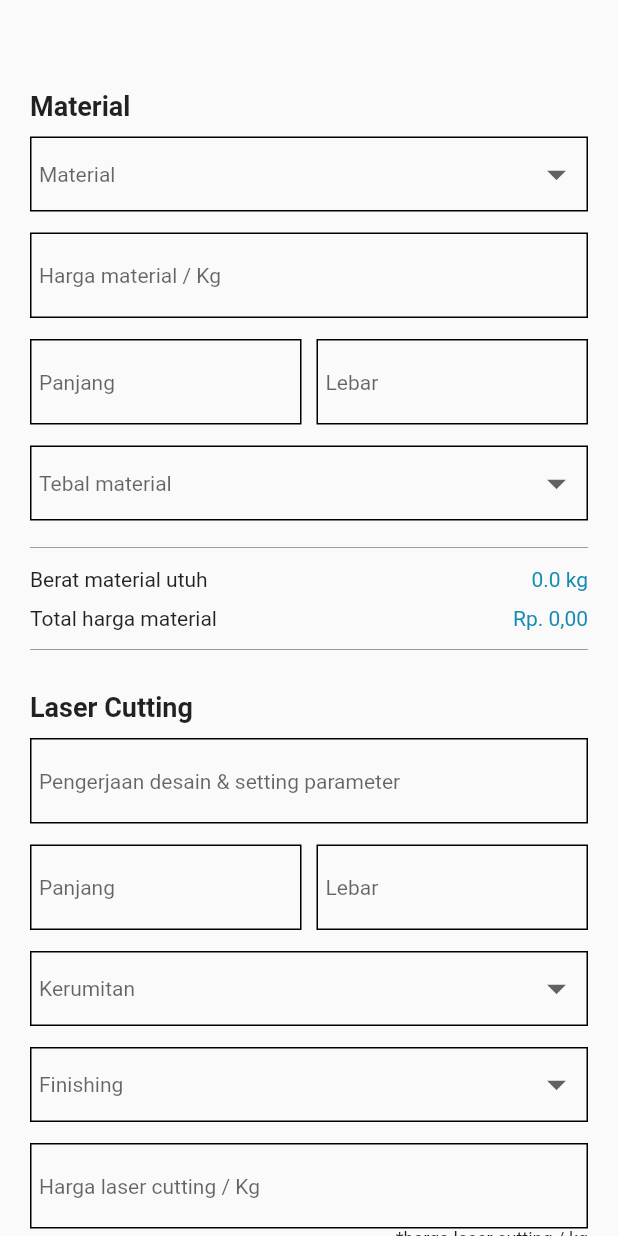
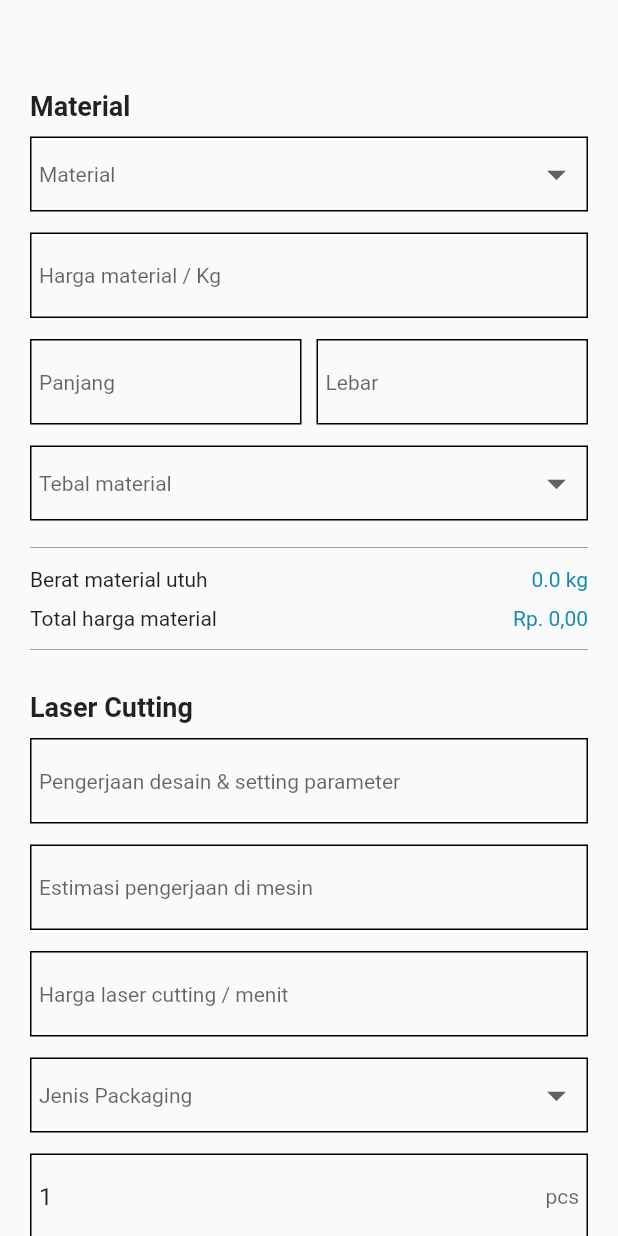
Before and after one commit to agdakapareski/kalkulator-laser-cutting, a Flutter app: the screen it shows after launch, on a phone screen of 412 x 824 dp. Run offline on Flutter 3.47's test engine with Material 2 defaults, Android fonts, the phone set to English and light mode, and no system bars; our stand-ins replace fluttertoast.

Commit message:
major changes format

```diff
--- a/lib/data.dart
+++ b/lib/data.dart
@@ -5,6 +5,9 @@ TextEditingController lebarController = TextEditingController();
 
 TextEditingController panjangLaserCuttingController = TextEditingController();
 TextEditingController lebarLaserCuttingController = TextEditingController();
+
+TextEditingController estimasiPengerjaanMesinController =
+    TextEditingController();
 
 TextEditingController jumlahController = TextEditingController(text: '1');
 TextEditingController hargaMaterialController = TextEditingController();
@@ -114,49 +117,17 @@ double rumusHargaMaterial(double berat, String inputHarga) {
 }
 
 double rumusHargaJasaLaserCutting(
-  double berat,
+  double estimasi,
   double desain,
-  String hargaPerKilo,
-  String kerumitan,
-  String finishing,
+  String hargaPerMenit,
+  String packaging,
+  double panjang,
 ) {
   double harga = 0;
-  double nilaiKerumitan = 0;
-  double hargaFinishing = 0;
 
-  switch (kerumitan) {
-    case 'low':
-      nilaiKerumitan = 1.3;
-      break;
-    case 'medium':
-      nilaiKerumitan = 1.6;
-      break;
-    case 'high':
-      nilaiKerumitan = 2.2;
-      break;
-    default:
-      nilaiKerumitan = 0;
-      break;
-  }
-
-  switch (finishing) {
-    case 'cat':
-      hargaFinishing = 8000;
-      break;
-    case 'cat 2 warna':
-      hargaFinishing = 16000;
-      break;
-    case 'polish':
-      hargaFinishing = 2000;
-      break;
-    default:
-      hargaFinishing = 0;
-      break;
-  }
-
-  harga = berat * double.parse(hargaPerKilo) * nilaiKerumitan +
-      hargaFinishing +
-      (desain * 1000);
+  harga = (estimasi * double.parse(hargaPerMenit)) +
+      (desain * 1000) +
+      rumusHargaPackaging(packaging, panjang);
 
   return harga;
 }
--- a/lib/main_page.dart
+++ b/lib/main_page.dart
@@ -15,7 +15,7 @@ class _MainPageState extends State<MainPage> {
   double hargaTotal = 0;
   String? hargaText;
 
-  hitungBerat() {
+  void hitungBerat() {
     beratMaterialUtuh = rumusBeratMaterialUtuh(
       panjangController.text == '' ? 0 : int.parse(panjangController.text),
       lebarController.text == '' ? 0 : int.parse(lebarController.text),
@@ -24,39 +24,37 @@ class _MainPageState extends State<MainPage> {
     );
   }
 
-  hitungBeratMaterialCutting() {
+  void hitungBeratMaterialCutting() {
     beratMaterialCutting = rumusBeratMaterialUtuh(
-      panjangLaserCuttingController.text == ''
-          ? 0
-          : int.parse(panjangLaserCuttingController.text),
-      lebarLaserCuttingController.text == ''
-          ? 0
-          : int.parse(lebarLaserCuttingController.text),
+      panjangController.text == '' ? 0 : int.parse(panjangController.text),
+      lebarController.text == '' ? 0 : int.parse(lebarController.text),
       selectedKetebalan == null ? 0 : double.parse(selectedKetebalan!),
       selectedMaterial ?? 'none',
     );
   }
 
-  hitungHargaJasaLaser() {
+  void hitungHargaJasaLaser() {
     hargaJasaLaser = rumusHargaJasaLaserCutting(
-      beratMaterialCutting,
+      estimasiPengerjaanMesinController.text == ''
+          ? 0
+          : double.parse(estimasiPengerjaanMesinController.text),
       pengerjaanDesainController.text == ''
           ? 0
           : double.parse(pengerjaanDesainController.text),
       hargaLaserController.text == '' ? '0' : hargaLaserController.text,
-      selectedKerumitan == null ? '0' : selectedKerumitan!,
-      selectedFinishing ?? '0',
+      selectedPackaging ?? 'none',
+      panjangController.text == '' ? 0 : double.parse(panjangController.text),
     );
   }
 
-  hitungHarga() {
+  void hitungHarga() {
     totalHargaMaterial = rumusHargaMaterial(
       beratMaterialUtuh,
       hargaMaterialController.text,
     );
   }
 
-  count() {
+  void count() {
     double penambahan =
         profitController.text == '' ? 0 : double.parse(profitController.text);
     setState(() {
@@ -169,7 +167,7 @@ class _MainPageState extends State<MainPage> {
                           hintText: 'Panjang',
                           suffixText: 'mm',
                           controller: panjangController,
-                          keyboardType: TextInputType.number,
+                          keyboardType: TextInputType.text,
                           onChanged: (value) {
                             setState(() {
                               hitungBerat();
@@ -186,7 +184,7 @@ class _MainPageState extends State<MainPage> {
                           hintText: 'Lebar',
                           suffixText: 'mm',
                           controller: lebarController,
-                          keyboardType: TextInputType.number,
+                          keyboardType: TextInputType.text,
                           onChanged: (value) {
                             setState(() {
                               hitungBerat();
@@ -312,7 +310,7 @@ class _MainPageState extends State<MainPage> {
                     hintText: 'Pengerjaan desain & setting parameter',
                     suffixText: 'jam',
                     controller: pengerjaanDesainController,
-                    keyboardType: TextInputType.number,
+                    keyboardType: TextInputType.text,
                     onChanged: (val) {
                       setState(() {
                         hitungHargaJasaLaser();
@@ -325,131 +323,25 @@ class _MainPageState extends State<MainPage> {
                 ),
                 Padding(
                   padding: EdgeInsets.symmetric(horizontal: 20),
-                  child: Row(
-                    children: [
-                      Expanded(
                   child: CustomTextField(
-                          hintText: 'Panjang',
-                          suffixText: 'mm',
-                          controller: panjangLaserCuttingController,
-                          keyboardType: TextInputType.number,
+                    hintText: 'Estimasi pengerjaan di mesin',
+                    suffixText: 'menit',
+                    controller: estimasiPengerjaanMesinController,
+                    keyboardType: TextInputType.text,
                     onChanged: (val) {
                       setState(() {
-                              hitungBeratMaterialCutting();
                         hitungHargaJasaLaser();
                       });
                     },
                   ),
                 ),
                 SizedBox(
-                        width: 10,
-                      ),
-                      Expanded(
-                        child: CustomTextField(
-                          hintText: 'Lebar',
-                          suffixText: 'mm',
-                          controller: lebarLaserCuttingController,
-                          keyboardType: TextInputType.number,
-                          onChanged: (val) {
-                            setState(() {
-                              hitungBeratMaterialCutting();
-                              hitungHargaJasaLaser();
-                            });
-                          },
-                        ),
-                      ),
-                    ],
-                  ),
-                ),
-                const SizedBox(
-                  height: 14,
-                ),
-                Container(
-                  decoration: BoxDecoration(
-                    border: Border.all(),
-                  ),
-                  margin: EdgeInsets.symmetric(horizontal: 20),
-                  padding: EdgeInsets.symmetric(horizontal: 5),
-                  child: DropdownButtonHideUnderline(
-                    child: DropdownButton(
-                      hint: selectedKerumitan == null
-                          ? Text('Kerumitan')
-                          : Text(
-                              selectedKerumitan!,
-                              style: TextStyle(color: Colors.black),
-                            ),
-                      isExpanded: true,
-                      iconSize: 30.0,
-                      style: TextStyle(color: Colors.black),
-                      items: kerumitan.map(
-                        (val) {
-                          return DropdownMenuItem<String>(
-                            value: val,
-                            child: Text(val),
-                          );
-                        },
-                      ).toList(),
-                      onChanged: (val) {
-                        setState(
-                          () {
-                            selectedKerumitan = val as String;
-
-                            hitungHargaJasaLaser();
-                          },
-                        );
-                      },
-                    ),
-                  ),
-                ),
-                const SizedBox(
-                  height: 14,
-                ),
-                Padding(
-                  padding: EdgeInsets.symmetric(horizontal: 20),
-                  child: Container(
-                    decoration: BoxDecoration(
-                      border: Border.all(),
-                    ),
-                    padding: EdgeInsets.symmetric(horizontal: 5),
-                    child: DropdownButtonHideUnderline(
-                      child: DropdownButton(
-                        hint: selectedFinishing == null
-                            ? Text('Finishing')
-                            : Text(
-                                selectedFinishing!,
-                                style: TextStyle(color: Colors.black),
-                              ),
-                        isExpanded: true,
-                        iconSize: 30.0,
-                        style: TextStyle(color: Colors.black),
-                        items: finishing.map(
-                          (val) {
-                            return DropdownMenuItem<String>(
-                              value: val,
-                              child: Text(val),
-                            );
-                          },
-                        ).toList(),
-                        onChanged: (val) {
-                          setState(
-                            () {
-                              selectedFinishing = val as String?;
-
-                              hitungHargaJasaLaser();
-                            },
-                          );
-                        },
-                      ),
-                    ),
-                  ),
-                ),
-                const SizedBox(
                   height: 14,
                 ),
                 Padding(
                   padding: EdgeInsets.symmetric(horizontal: 20),
                   child: CustomTextField(
-                    hintText: 'Harga laser cutting / Kg',
+                    hintText: 'Harga laser cutting / menit',
                     suffixText: 'rupiah',
                     controller: hargaLaserController,
                     keyboardType: TextInputType.number,
@@ -460,58 +352,8 @@ class _MainPageState extends State<MainPage> {
                     },
                   ),
                 ),
-                Padding(
-                  padding: EdgeInsets.symmetric(horizontal: 20),
-                  child: Align(
-                    alignment: Alignment.centerRight,
-                    child: Text(
-                      '*harga laser cutting / kg',
-                      style: TextStyle(fontSize: 12),
-                    ),
-                  ),
-                ),
                 SizedBox(
-                  height: 10,
-                ),
-                Divider(
-                  indent: 20,
-                  endIndent: 20,
-                  color: Colors.grey,
-                ),
-                SizedBox(
-                  height: 5,
-                ),
-                Padding(
-                  padding: const EdgeInsets.symmetric(
-                    horizontal: 20,
-                  ),
-                  child: Row(
-                    mainAxisAlignment: MainAxisAlignment.spaceBetween,
-                    children: [
-                      Text('Harga jasa laser'),
-                      Text(
-                        NumberFormat.simpleCurrency(
-                          name: 'Rp. ',
-                          locale: 'id',
-                        ).format(hargaJasaLaser +
-                            (selectedMaterial == 'AL' ? 40000 : 0)),
-                        style: TextStyle(
-                          color: Color(0xFF148CB1),
-                        ),
-                      ),
-                    ],
-                  ),
-                ),
-                SizedBox(
-                  height: 5,
-                ),
-                Divider(
-                  indent: 20,
-                  endIndent: 20,
-                  color: Colors.grey,
-                ),
-                SizedBox(
-                  height: 30,
+                  height: 14,
                 ),
                 Container(
                   decoration: BoxDecoration(
@@ -522,7 +364,7 @@ class _MainPageState extends State<MainPage> {
                   child: DropdownButtonHideUnderline(
                     child: DropdownButton(
                       hint: selectedPackaging == null
-                          ? Text('Packaging')
+                          ? Text('Jenis Packaging')
                           : Text(
                               selectedPackaging!,
                               style: TextStyle(color: Colors.black),
@@ -544,15 +386,14 @@ class _MainPageState extends State<MainPage> {
                             selectedPackaging = val as String?;
                             if (selectedPackaging == 'kardus') {
                               rumusBeratPackaging(
-                                double.parse(
-                                    panjangLaserCuttingController.text),
+                                double.parse(panjangController.text),
                               );
                             } else {
                               beratPackaging = 0;
                             }
                             hargaPackaging = rumusHargaPackaging(
                               selectedPackaging ?? 'none',
-                              double.parse(panjangLaserCuttingController.text),
+                              double.parse(panjangController.text),
                             );
                           },
                         );
@@ -581,8 +422,15 @@ class _MainPageState extends State<MainPage> {
                     },
                   ),
                 ),
-                SizedBox(
-                  height: 10,
+                Padding(
+                  padding: EdgeInsets.symmetric(horizontal: 20),
+                  child: Align(
+                    alignment: Alignment.centerRight,
+                    child: Text(
+                      '*harga laser cutting / kg',
+                      style: TextStyle(fontSize: 12),
+                    ),
+                  ),
                 ),
                 Divider(
                   indent: 20,
@@ -601,7 +449,7 @@ class _MainPageState extends State<MainPage> {
                     children: [
                       Text('Estimasi berat pengiriman'),
                       Text(
-                        '${(beratMaterialCutting - (beratMaterialCutting * 0.3)) + beratPackaging} kg',
+                        '${((beratMaterialCutting - (beratMaterialCutting * 0.3)) + beratPackaging).toStringAsFixed(2)} kg',
                         style: TextStyle(
                           color: Color(0xFF148CB1),
                         ),
@@ -678,7 +526,33 @@ class _MainPageState extends State<MainPage> {
                   child: Row(
                     mainAxisAlignment: MainAxisAlignment.spaceBetween,
                     children: [
-                      Text('Total harga produksi (dengan material)'),
+                      Text('Total produksi / pcs (dengan material)'),
+                      Text(
+                        NumberFormat.simpleCurrency(
+                          name: 'Rp. ',
+                          locale: 'id',
+                        ).format((totalHargaMaterial +
+                            hargaJasaLaser +
+                            hargaPackaging +
+                            ((hargaJasaLaser + hargaPackaging) * 0.3))),
+                        style: TextStyle(
+                          color: Color(0xFF148CB1),
+                        ),
+                      ),
+                    ],
+                  ),
+                ),
+                SizedBox(
+                  height: 10,
+                ),
+                Padding(
+                  padding: const EdgeInsets.symmetric(
+                    horizontal: 20,
+                  ),
+                  child: Row(
+                    mainAxisAlignment: MainAxisAlignment.spaceBetween,
+                    children: [
+                      Text('Total produksi (dengan material)'),
                       Text(
                         NumberFormat.simpleCurrency(
                           name: 'Rp. ',
@@ -707,7 +581,7 @@ class _MainPageState extends State<MainPage> {
                   child: CustomTextField(
                     hintText: 'Profit total',
                     controller: profitController,
-                    keyboardType: TextInputType.number,
+                    keyboardType: TextInputType.text,
                     suffixText: '%',
                   ),
                 ),
@@ -725,8 +599,7 @@ class _MainPageState extends State<MainPage> {
                               panjangController.text = '';
                               lebarController.text = '';
                               jumlahController.text = '1';
-                              panjangLaserCuttingController.text = '';
-                              lebarLaserCuttingController.text = '';
+                              estimasiPengerjaanMesinController.text = '';
                               hargaMaterialController.text = '';
                               hargaLaserController.text = '';
                               pengerjaanDesainController.text = '';
@@ -829,10 +702,12 @@ class _MainPageState extends State<MainPage> {
                             locale: 'id',
                           ).format(
                             hargaTotal -
-                                ((totalHargaMaterial +
+                                (totalHargaMaterial +
                                         hargaJasaLaser +
-                                        hargaPackaging) *
-                                    jumlahItem),
+                                        hargaPackaging +
+                                        ((hargaJasaLaser + hargaPackaging) *
+                                            0.3)) *
+                                    jumlahItem,
                           ),
                     ),
                   ),
```
Lines whose indentation alone changed are shown as unchanged.
